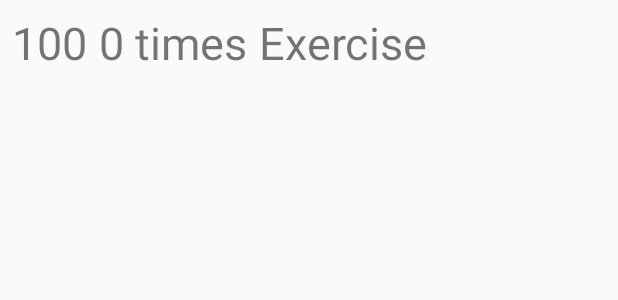
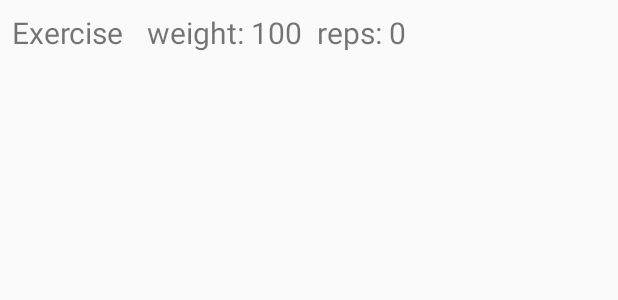
Before and after one commit to bzhang0/WorkHarderIA, an Android app: the layout item_display_workout.xml on its own in the app's theme, with its tools: preview values and no code run, on a phone screen of 412 x 824 dp. Shown: the top 300 px of the screen. Run offline under Robolectric (Android 15) with nearby library versions, the phone set to English and light mode, and no system bars.

Commit message:
v1.0
all done.

```diff
--- a/app/src/main/java/com/example/workharderia/ExerciseAdapter.java
+++ b/app/src/main/java/com/example/workharderia/ExerciseAdapter.java
@@ -51,10 +51,13 @@ public class ExerciseAdapter extends RecyclerView.Adapter<ExerciseAdapter.Exerci
         String name = mCursor.getString(mCursor.getColumnIndex(WorkoutContract.WorkoutEntry.COLUMN_EXERCISENAME));
         int reps = mCursor.getInt(mCursor.getColumnIndex(WorkoutContract.WorkoutEntry.COLUMN_REPS));
         int weight = mCursor.getInt(mCursor.getColumnIndex(WorkoutContract.WorkoutEntry.COLUMN_WEIGHT));
+        long id = mCursor.getLong(mCursor.getColumnIndex(WorkoutContract.WorkoutEntry._ID));
+
 
         holder.exerciseText.setText(name);
         holder.repCountText.setText(String.valueOf(reps));
         holder.weightCountText.setText(String.valueOf(weight));
+        holder.itemView.setTag(id);
     }
 
     @Override
--- a/app/src/main/java/com/example/workharderia/WorkoutContract.java
+++ b/app/src/main/java/com/example/workharderia/WorkoutContract.java
@@ -8,6 +8,7 @@ public class WorkoutContract {
 
     public static final class WorkoutEntry implements BaseColumns {
         public static final String TABLE_NAME = "exerciseList";
+
         public static final String COLUMN_EXERCISENAME = "exercisename";
         public static final String COLUMN_WEIGHT = "weight";
         public static final String COLUMN_REPS = "reps";
--- a/app/src/main/res/layout/activity_start_workout.xml
+++ b/app/src/main/res/layout/activity_start_workout.xml
@@ -143,8 +143,10 @@
         android:layout_height="wrap_content"
         android:layout_marginTop="92dp"
         android:text="add"
-        app:layout_constraintTop_toBottomOf="@+id/button_selectWorkoutIndicator"
-        tools:layout_editor_absoluteX="161dp" />
+        app:layout_constraintEnd_toEndOf="parent"
+        app:layout_constraintHorizontal_bias="0.507"
+        app:layout_constraintStart_toStartOf="parent"
+        app:layout_constraintTop_toBottomOf="@+id/button_selectWorkoutIndicator" />
 
     <androidx.recyclerview.widget.RecyclerView
         android:id="@+id/recyclerviewer"
--- a/app/src/main/res/layout/item_display_workout.xml
+++ b/app/src/main/res/layout/item_display_workout.xml
@@ -5,33 +5,40 @@
     android:layout_margin="8dp">
 
     <TextView
+        android:id="@+id/textview_name_exercise"
+        android:layout_width="wrap_content"
+        android:layout_height="wrap_content"
+        android:layout_marginRight="15dp"
+        android:text="Exercise"
+        android:textSize="20sp" />
+
+    <TextView
+        android:layout_width="wrap_content"
+        android:layout_height="wrap_content"
+        android:text="weight: "
+        android:textSize="20sp" />
+
+    <TextView
         android:id="@+id/textview_weight_exercise"
         android:layout_width="wrap_content"
         android:layout_height="wrap_content"
         android:text="100"
-        android:textSize="30sp" />
+        android:textSize="20sp"
+        android:layout_marginRight="10dp"/>
+
+    <TextView
+        android:id="@+id/textview_reps_exercise_timesText"
+        android:layout_width="wrap_content"
+        android:layout_height="wrap_content"
+        android:text="reps: "
+        android:textSize="20sp" />
 
     <TextView
         android:id="@+id/textview_reps_exercise"
         android:layout_width="wrap_content"
         android:layout_height="wrap_content"
-        android:layout_marginStart="8dp"
         android:text="0"
-        android:textSize="30sp" />
-
-    <TextView
-        android:id="@+id/textview_reps_exercise_timesText"
-        android:layout_width="wrap_content"
-        android:layout_height="wrap_content"
-        android:text=" times"
-        android:textSize="30sp" />
-
-    <TextView
-        android:id="@+id/textview_name_exercise"
-        android:layout_width="wrap_content"
-        android:layout_height="wrap_content"
-        android:layout_marginStart="8dp"
-        android:text="Exercise"
-        android:textSize="30sp" />
+        android:textSize="20sp"
+        android:layout_marginRight="10dp"/>
 
 </LinearLayout>
```
Also changed, not shown: app/src/main/AndroidManifest.xml (+9 -4 lines), app/src/main/java/com/example/workharderia/ExerciseDBHelper.java (+7 -0 lines), app/src/main/java/com/example/workharderia/MainActivity.java (+9 -2 lines), app/src/main/java/com/example/workharderia/StartWorkout.java (+25 -0 lines), app/src/main/java/com/example/workharderia/ViewHistory.java (added, +89 -0 lines), app/src/main/res/layout/activity_view_history.xml (added, +35 -0 lines), 1 other file.
